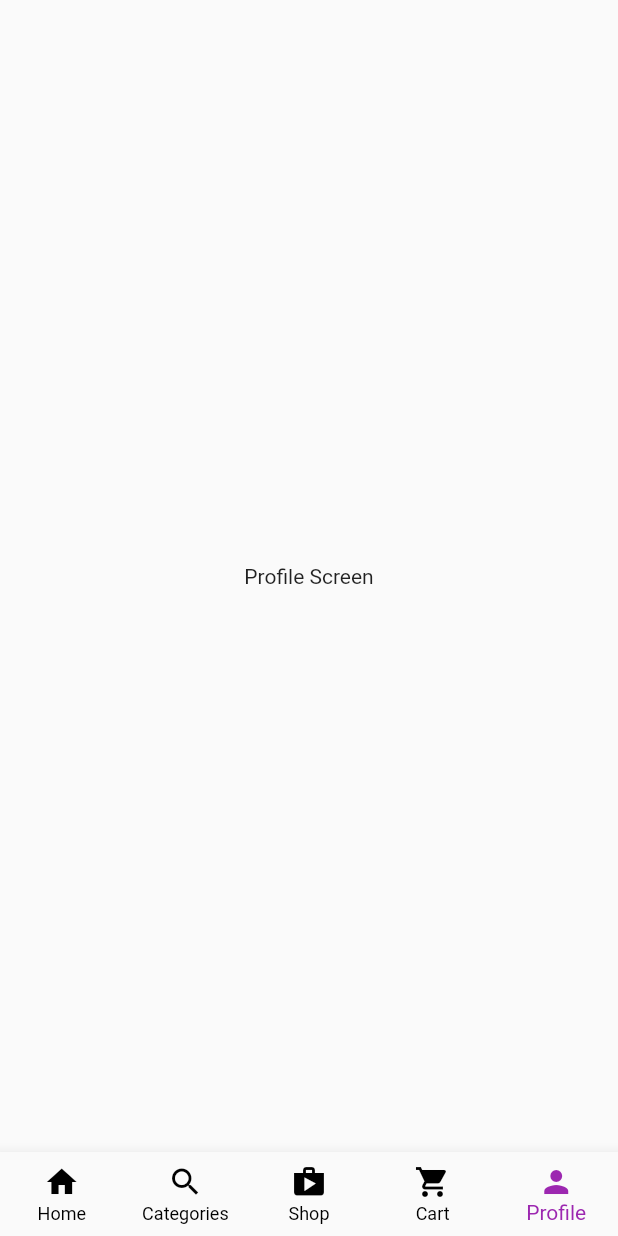
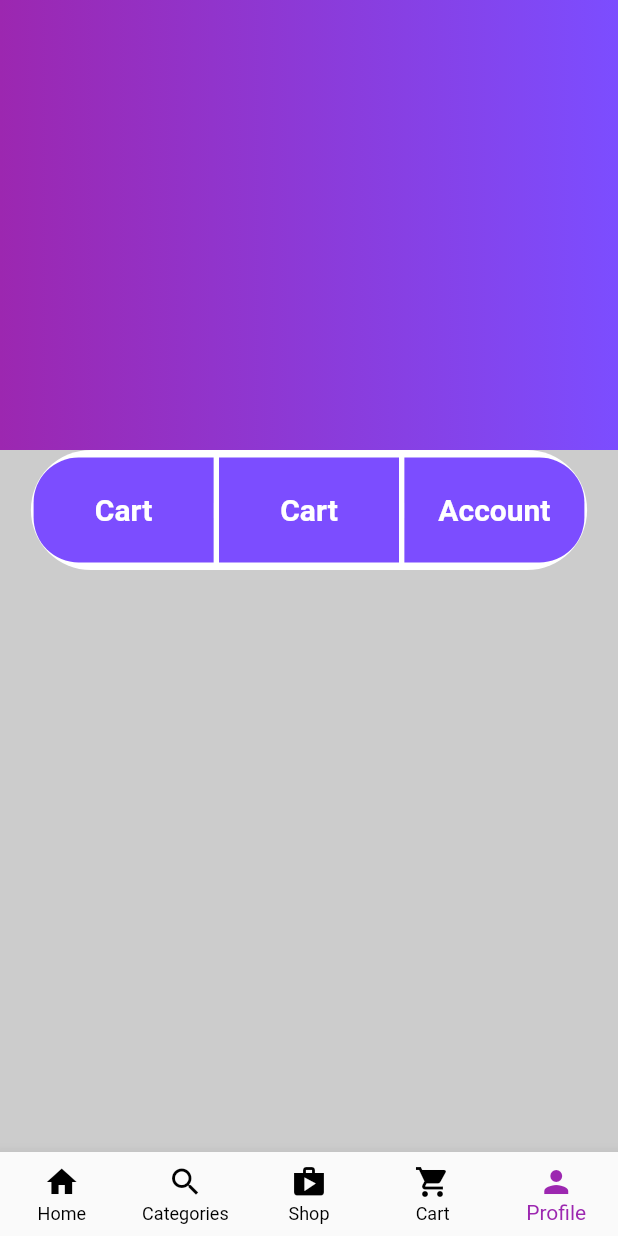
Before and after one commit to yemicoder/multi_vendor, a Flutter app: the CustomerHomeScreen screen opened directly, item 5 of the bottom bar chosen, on a phone screen of 412 x 824 dp. Run offline on Flutter 3.47's test engine with Material 2 defaults, Android fonts, the phone set to English and light mode, and no system bars; our stand-ins replace cloud_firestore, firebase_auth, firebase_core, firebase_storage, image_picker; accounts and stored records are empty.

Commit message:
added a new page for search accessible from the home and also, i'm building the accunt profile page

```diff
--- a/lib/views/customer_home_screen.dart
+++ b/lib/views/customer_home_screen.dart
@@ -1,5 +1,6 @@
 import 'package:flutter/material.dart';
 import 'package:multi_vendor/views/home_screen.dart';
+import 'package:multi_vendor/views/profile_screen.dart';
 
 class CustomerHomeScreen extends StatefulWidget {
   const CustomerHomeScreen({Key? key}) : super(key: key);
@@ -25,9 +26,7 @@ class _CustomerHomeScreenState extends State<CustomerHomeScreen> {
       Center(
         child: Text('Cart Screen'),
       ),
-      Center(
-        child: Text('Profile Screen'),
-      ),
+      ProfileScreen(),
     ];
     return Scaffold(
       bottomNavigationBar: BottomNavigationBar(
--- a/lib/views/landing_customer_screen.dart
+++ b/lib/views/landing_customer_screen.dart
@@ -74,7 +74,6 @@ class _LandingCustomerScreenState extends State<LandingCustomerScreen> {
   @override
   Widget build(BuildContext context) {
     return Scaffold(
-
       body: SingleChildScrollView(
         child: SafeArea(
           child: Container(
--- /dev/null
+++ b/lib/views/profile_screen.dart
@@ -0,0 +1,120 @@
+import 'package:flutter/material.dart';
+import 'package:flutter/services.dart';
+
+class ProfileScreen extends StatefulWidget {
+  const ProfileScreen({Key? key}) : super(key: key);
+
+  @override
+  State<ProfileScreen> createState() => _ProfileScreenState();
+}
+
+class _ProfileScreenState extends State<ProfileScreen> {
+  @override
+  Widget build(BuildContext context) {
+    return Scaffold(
+      backgroundColor: Colors.grey.withOpacity(0.5),
+      body: CustomScrollView(
+        slivers: [
+          SliverAppBar(
+            expandedHeight: 300,
+            backgroundColor: Colors.purple,
+            automaticallyImplyLeading: false,
+            flexibleSpace: LayoutBuilder(builder: (context, constraints) {
+              return FlexibleSpaceBar(
+                title: AnimatedOpacity(
+                  opacity: constraints.biggest.height <= 120 ? 1 : 0,
+                  duration: Duration(milliseconds: 300),
+                  child: Text('Account'),
+                ),
+                background: Container(
+                  decoration: BoxDecoration(
+                      gradient: LinearGradient(colors: [
+                    Colors.purple,
+                    Colors.deepPurpleAccent,
+                  ])),
+                ),
+              );
+            }),
+          ),
+          SliverToBoxAdapter(
+              child: Column(
+            children: [
+              Container(
+                height: 80,
+                width: MediaQuery.of(context).size.width * 0.9,
+                decoration: BoxDecoration(
+                  color: Colors.white,
+                  borderRadius: BorderRadius.circular(50),
+                ),
+                child: Row(
+                  mainAxisAlignment: MainAxisAlignment.spaceAround,
+                  children: [
+                    Container(
+                      height: 70,
+                      width: 120,
+                      padding: EdgeInsets.all(10),
+                      decoration: BoxDecoration(
+                          color: Colors.deepPurpleAccent,
+                        borderRadius: BorderRadius.only(
+                          bottomLeft: Radius.circular(30),
+                          topLeft: Radius.circular(30),
+                        )
+                      ),
+                      child: TextButton(onPressed: () {},
+                          child: const Text('Cart',
+                          style: TextStyle(
+                            fontSize: 20,
+                            fontWeight: FontWeight.bold,
+                            color: Colors.white
+                          ),
+                          ),
+                      ),
+                    ),
+                    Container(
+                      height: 70,
+                      width: 120,
+                      padding: EdgeInsets.all(10),
+                      decoration: BoxDecoration(
+                          color: Colors.deepPurpleAccent,
+                      ),
+                      child: TextButton(onPressed: () {},
+                        child: const Text('Cart',
+                          style: TextStyle(
+                              fontSize: 20,
+                              fontWeight: FontWeight.bold,
+                              color: Colors.white
+                          ),
+                        ),
+                      ),
+                    ),
+                    Container(
+                      height: 70,
+                      width: 120,
+                      padding: EdgeInsets.all(10),
+                      decoration: BoxDecoration(
+                          color: Colors.deepPurpleAccent,
+                          borderRadius: BorderRadius.only(
+                            bottomRight: Radius.circular(30),
+                            topRight: Radius.circular(30),
+                          )
+                      ),
+                      child: TextButton(onPressed: () {},
+                        child: const Text('Account',
+                          style: TextStyle(
+                              fontSize: 20,
+                              fontWeight: FontWeight.bold,
+                              color: Colors.white
+                          ),
+                        ),
+                      ),
+                    ),
+                  ],
+                ),
+              ),
+            ],
+          ))
+        ],
+      ),
+    );
+  }
+}
```
Also changed, not shown: lib/main.dart (+13 -5 lines), lib/views/home_screen.dart (+18 -9 lines), lib/views/inner_screen/search_screen.dart (added, +25 -0 lines).
